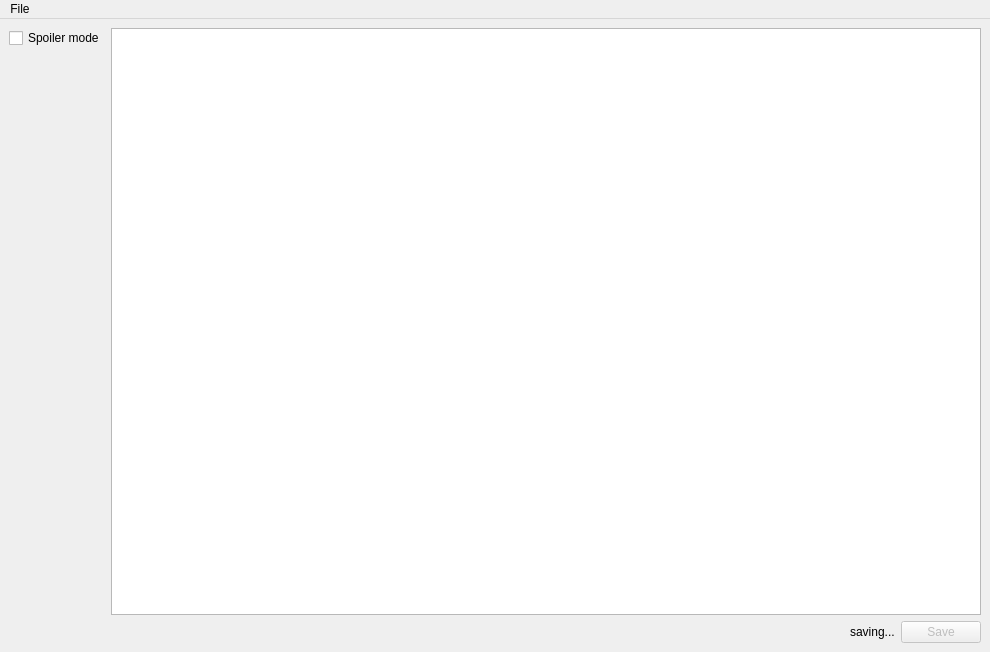
Old version of the form design/main.ui in the repository muri-a/Cropper.
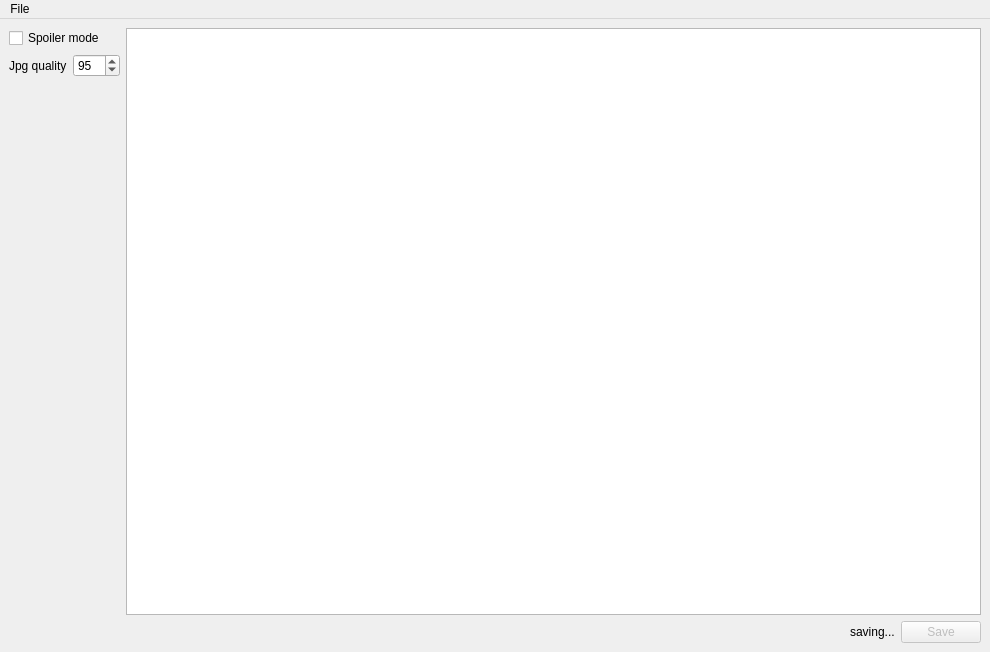
New version of the form. Custom widgets are drawn as their Qt base class.

Commit message: Manual quality for jpg

What changed in the file:
```diff
--- a/design/main.ui
+++ b/design/main.ui
@@ -33,6 +33,30 @@
         </property>
        </widget>
       </item>
+      <item>
+       <layout class="QHBoxLayout" name="jpg_quality_layout">
+        <item>
+         <widget class="QLabel" name="jpg_quality_label">
+          <property name="text">
+           <string>Jpg quality</string>
+          </property>
+         </widget>
+        </item>
+        <item>
+         <widget class="QSpinBox" name="jpg_quality_box">
+          <property name="maximum">
+           <number>100</number>
+          </property>
+          <property name="stepType">
+           <enum>QAbstractSpinBox::StepType::DefaultStepType</enum>
+          </property>
+          <property name="value">
+           <number>95</number>
+          </property>
+         </widget>
+        </item>
+       </layout>
+      </item>
       <item>
        <spacer name="verticalSpacer">
         <property name="orientation">
```
The commit also changes 3 other files.
